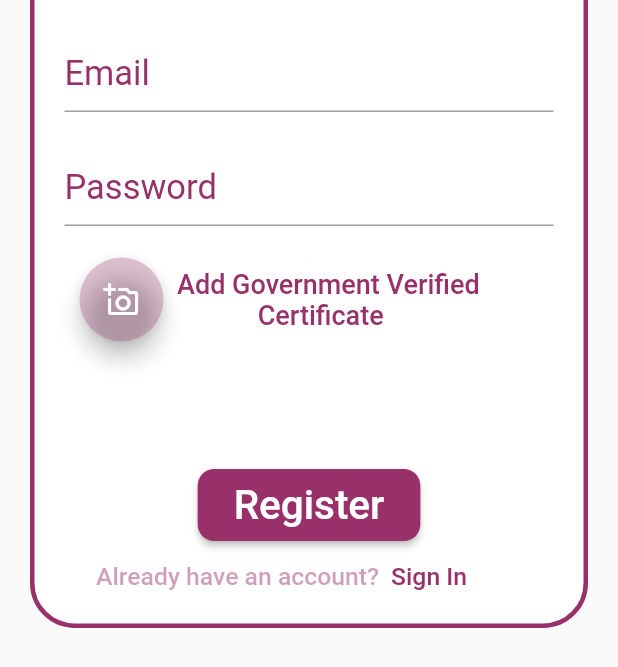
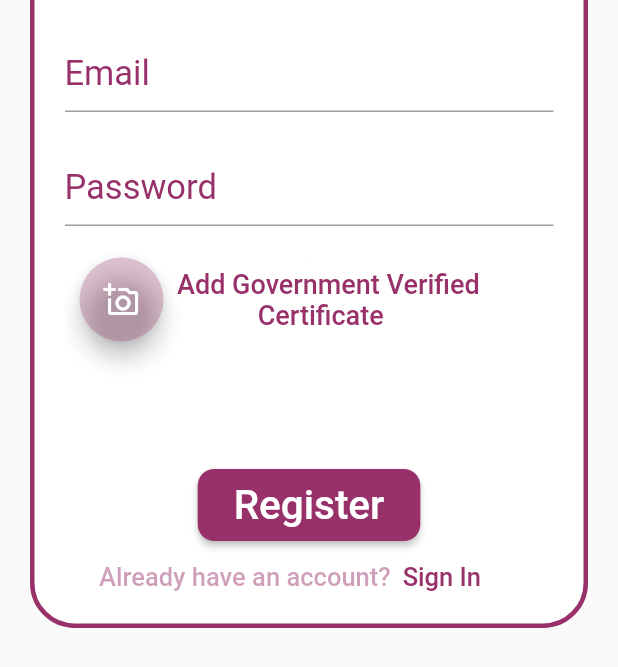
Before and after one commit to Shubhankit-Pandey/annapurna_hackout22, a Flutter app: the RegisterNgo screen opened directly, on a phone screen of 412 x 824 dp. Shown: the part 344-1011 px from the top of the screen. Run offline on Flutter 3.47's test engine with Material 2 defaults, Android fonts, the phone set to English and light mode, and no system bars; our stand-ins replace cloud_firestore, firebase_auth, firebase_core, firebase_storage, flutter_spinkit, google_maps_flutter and 3 more; missing offline and left inert: mailer; accounts and stored records are empty; Roboto replaces fonts that are missing (Mochiy Pop P One).

Commit message:
Overflow error cleared

```diff
--- a/lib/Screens/RegisterNgo.dart
+++ b/lib/Screens/RegisterNgo.dart
@@ -89,6 +89,7 @@ class _RegisterNgoState extends State<RegisterNgo> {
                         EdgeInsets.symmetric(vertical: 20.0, horizontal: 20.0),
                         child: Form(
                             key: _formKey,
+                            child: SingleChildScrollView(
                               child: Column(children: <Widget>[
                                 SizedBox(
                                   height: 60,
@@ -222,10 +223,10 @@ class _RegisterNgoState extends State<RegisterNgo> {
                                 Row(
                                   children: [
                                     SizedBox(
-                                    width: 21,
+                                      width: 23,
                                     ),
                                     Text("Already have an account?",
-                                      style: TextStyle(fontSize: 16.5,
+                                        style: TextStyle(fontSize: 17,
                                             color: Color.fromARGB(
                                                 0x77, 0x98, 0x31, 0x6A),
                                             fontWeight: FontWeight.w500)),
@@ -237,7 +238,7 @@ class _RegisterNgoState extends State<RegisterNgo> {
                                         ),
                                         child: Text(
                                           "Sign In",
-                                        style: TextStyle(fontSize: 16.5,
+                                          style: TextStyle(fontSize: 17,
                                               color: Color.fromARGB(
                                                   0xFF, 0x98, 0x31, 0x6A),
                                               fontWeight: FontWeight.w500),
@@ -245,7 +246,8 @@ class _RegisterNgoState extends State<RegisterNgo> {
                                   ],
                                 ),
 
-                            ]))),
+                              ]),
+                            ))),
                  ),
                 ],
               )),
```
Lines whose indentation alone changed are shown as unchanged.
